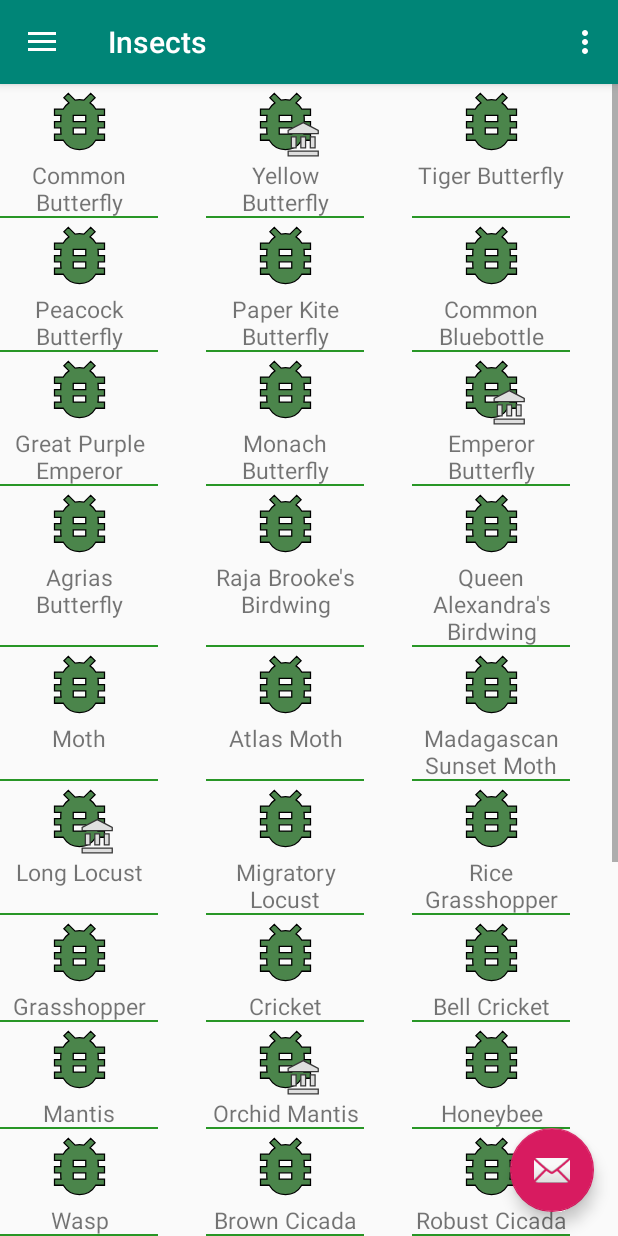
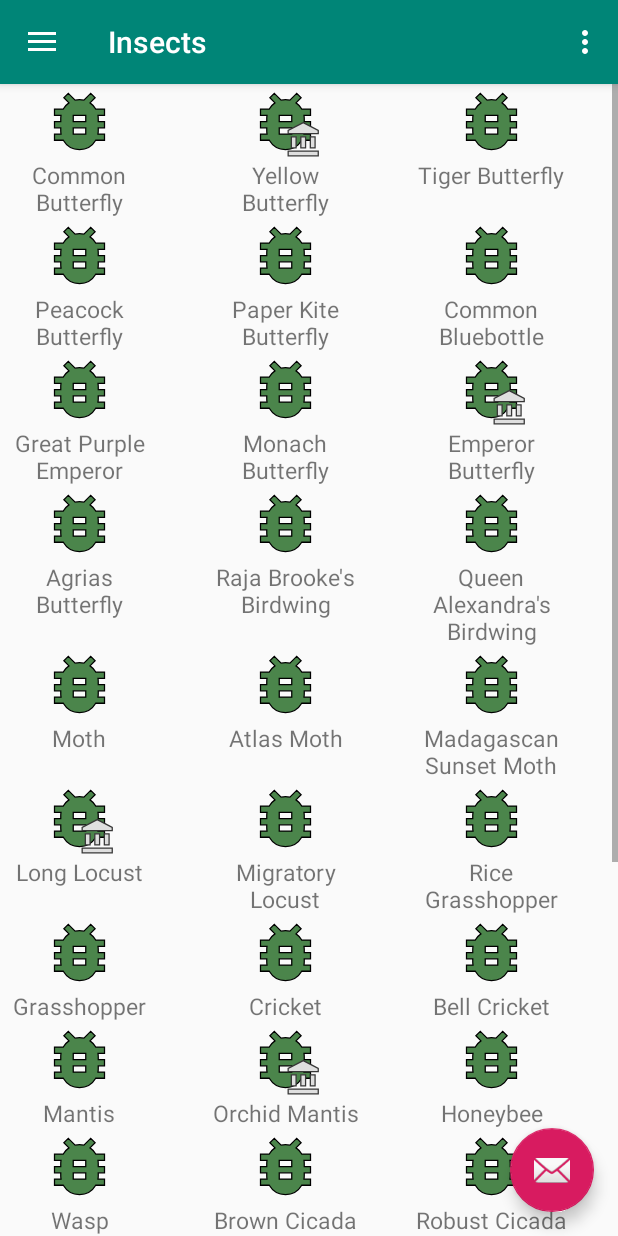
Before and after one commit to WildcardTJ/ACapp, an Android app: the screen it shows after launch (MainActivity), in the side drawer, after a tap on "Insects", on a phone screen of 412 x 824 dp. Run offline under Robolectric (Android 15) with nearby library versions, the phone set to English and light mode, and no system bars; our stand-ins replace navigation-ui.

Commit message:
removed green line from insect list

```diff
--- a/app/src/main/res/layout/insect_recylcer_item.xml
+++ b/app/src/main/res/layout/insect_recylcer_item.xml
@@ -39,12 +39,4 @@
         app:layout_constraintTop_toBottomOf="@id/insect_image"
         tools:text="@string/insect_test_long_name" />
 
-    <View
-        android:layout_width="105dp"
-        android:layout_height="1dp"
-        android:background="@color/insectBackground"
-        app:layout_constraintEnd_toEndOf="parent"
-        app:layout_constraintStart_toStartOf="parent"
-        app:layout_constraintBottom_toBottomOf="parent" />
-
 </androidx.constraintlayout.widget.ConstraintLayout>
```
